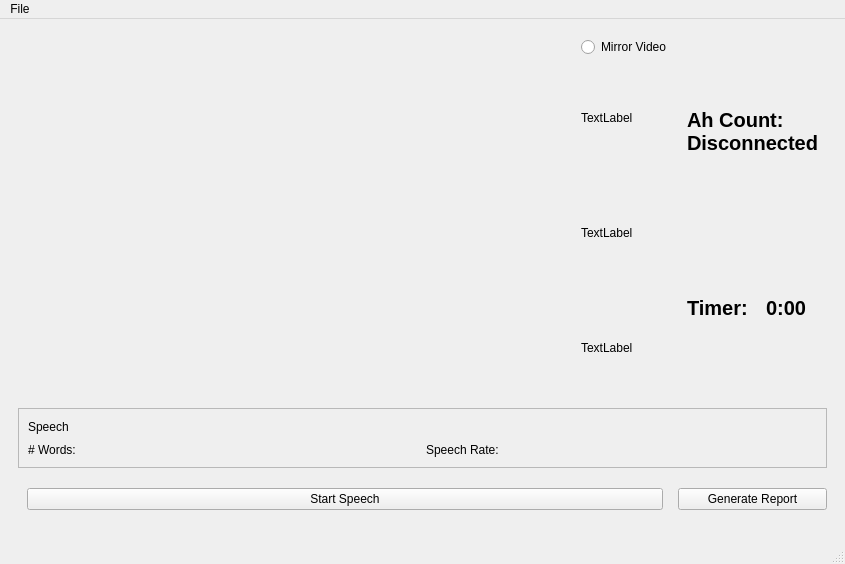
This is Final_Project.ui in hansenc101/SANE_Final_Project as Qt 5 draws it before an edit. The edited form follows.
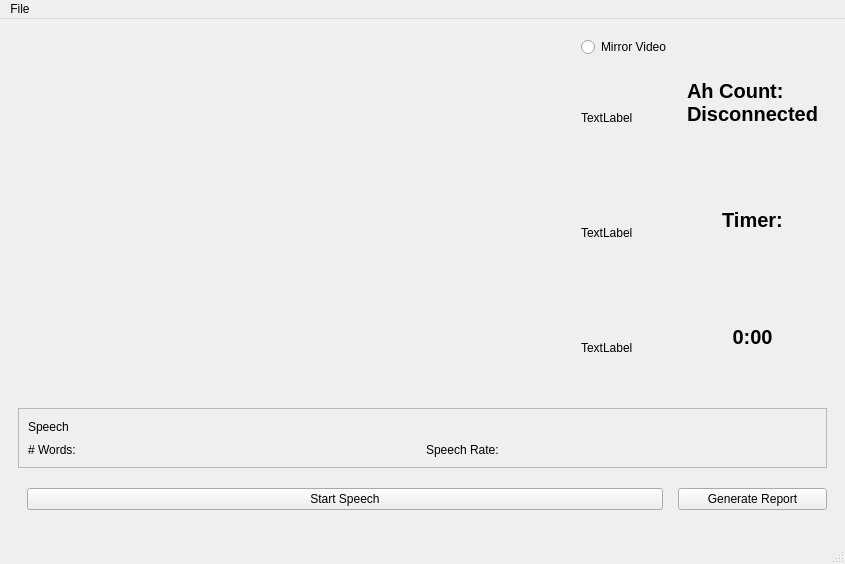
This is the edited form. The open tabs and pages were chosen to show the change.

```diff
--- a/Final_Project.ui
+++ b/Final_Project.ui
@@ -393,7 +393,7 @@
            <enum>QFrame::Raised</enum>
           </property>
           <layout class="QGridLayout" name="gridLayout_3">
-           <item row="1" column="0">
+           <item row="1" column="0" colspan="3">
             <widget class="QLabel" name="timerLabel">
              <property name="font">
               <font>
@@ -405,20 +405,6 @@
              <property name="text">
               <string>Timer:</string>
              </property>
-            </widget>
-           </item>
-           <item row="1" column="1" colspan="2">
-            <widget class="QLabel" name="timeLeftLabel">
-             <property name="font">
-              <font>
-               <pointsize>15</pointsize>
-               <weight>75</weight>
-               <bold>true</bold>
-              </font>
-             </property>
-             <property name="text">
-              <string>0:00</string>
-             </property>
              <property name="alignment">
               <set>Qt::AlignCenter</set>
              </property>
@@ -448,6 +434,23 @@
              </property>
             </widget>
            </item>
+           <item row="2" column="0" colspan="3">
+            <widget class="QLabel" name="timeLeftLabel">
+             <property name="font">
+              <font>
+               <pointsize>15</pointsize>
+               <weight>75</weight>
+               <bold>true</bold>
+              </font>
+             </property>
+             <property name="text">
+              <string>0:00</string>
+             </property>
+             <property name="alignment">
+              <set>Qt::AlignCenter</set>
+             </property>
+            </widget>
+           </item>
           </layout>
          </widget>
         </item>
```
Left out of the diff: 22 changed lines with no effect on the pictures.
